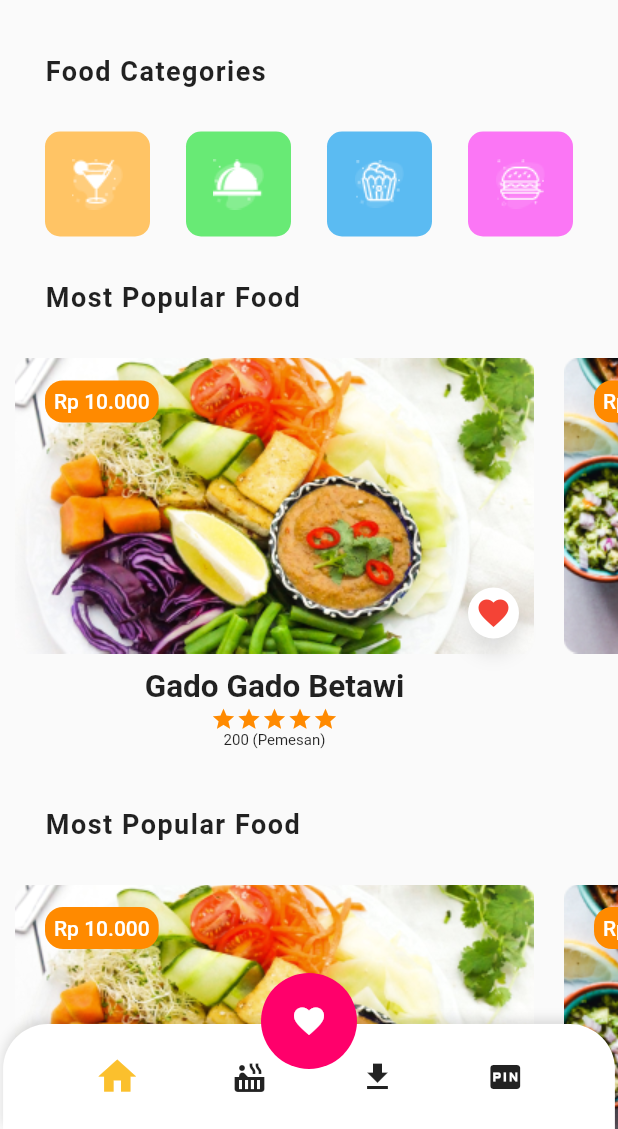
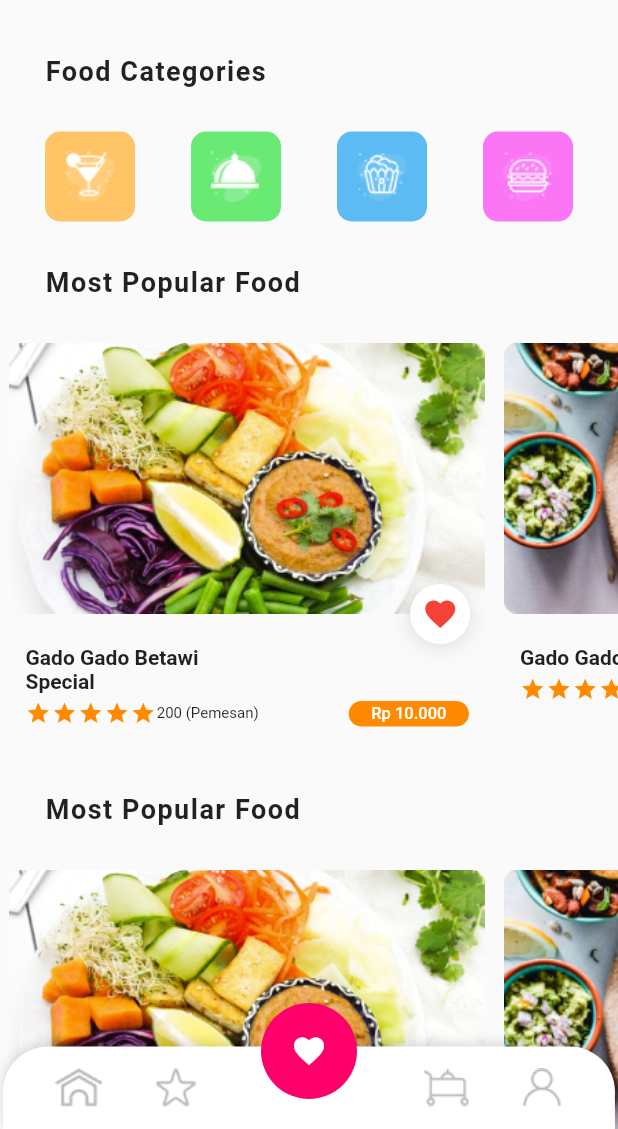
Before and after one commit to ayatmaulana/flutter_uniresto, a Flutter app: the App screen opened by its route, on a phone screen of 412 x 824 dp, the part 107-1236 px from its top. Run offline on Flutter 3.47's test engine with Material 2 defaults, Android fonts, the phone set to English and light mode, and no system bars.

Commit message:
Final: bttom nav, shared header

```diff
--- a/lib/main.dart
+++ b/lib/main.dart
@@ -1,3 +1,4 @@
+import 'package:flutter/cupertino.dart';
 import 'package:flutter/material.dart';
 import 'package:uniresto/ui/app.dart';
 import 'package:uniresto/ui/catalog.dart';
@@ -12,7 +13,7 @@ void main() => runApp(MyApp());
 class MyApp extends StatelessWidget {
   @override
   Widget build(BuildContext context) {
-    return MaterialApp(
+    return CupertinoApp(
       debugShowCheckedModeBanner: false,
       home: Login(),
       initialRoute: '/login',
--- a/lib/ui/app.dart
+++ b/lib/ui/app.dart
@@ -30,7 +30,7 @@ class _AppState extends State<App> {
                   data: Theme.of(context)
                       .copyWith(canvasColor: Colors.transparent),
                   child: Container(
-                    height: 70,
+                    height: 55,
                     width: MediaQuery.of(context).size.width * (99 / 100),
                     decoration: BoxDecoration(
                         color: Colors.white,
@@ -46,12 +46,13 @@ class _AppState extends State<App> {
                     child: Row(
                       mainAxisAlignment: MainAxisAlignment.spaceEvenly,
                       children: <Widget>[
+                        Expanded(
+                          flex: 2,
+                          child: Row(
+                            mainAxisAlignment: MainAxisAlignment.spaceEvenly,
+                            children: <Widget>[
                               GestureDetector(
-                          child: Icon(
-                            Icons.home,
-                            color: Colors.yellow[700],
-                            size: 30,
-                          ),
+                                child: Image.asset('assets/images/icon_home.png'),
                                 onTap: () {
                                   setState(() {
                                     _currentIndex = 0;
@@ -59,15 +60,33 @@ class _AppState extends State<App> {
                                 },
                               ),
                               GestureDetector(
-                          child: Icon(Icons.hot_tub),
+                                child: Image.asset('assets/images/icon_star.png'),
                                 onTap: () {
                                   setState(() {
                                     _currentIndex = 1;
                                   });
                                 },
                               ),
-                        Icon(Icons.file_download),
-                        Icon(Icons.fiber_pin),
+                            ],
+                          ),
+                        ),
+                        Spacer(
+                          flex: 1,
+                        ),
+                        Expanded(
+                          flex: 2,
+                          child: Row(
+                            mainAxisAlignment: MainAxisAlignment.spaceEvenly,
+                            children: <Widget>[
+                              InkWell(
+                                child: Image.asset('assets/images/icon_trolly.png'),
+                              ),
+                              InkWell(
+                                child: Image.asset('assets/images/icon_user.png'),
+                              ),
+                            ],
+                          ),
+                        )
                       ],
                     ),
                   ),
@@ -76,7 +95,7 @@ class _AppState extends State<App> {
               Align(
                 alignment: Alignment.bottomCenter,
                 child: Padding(
-                  padding: const EdgeInsets.only(bottom: 40),
+                  padding: const EdgeInsets.only(bottom: 20),
                   child: Container(
                     padding: const EdgeInsets.all(20),
                     decoration: BoxDecoration(
--- a/lib/ui/home.dart
+++ b/lib/ui/home.dart
@@ -1,5 +1,7 @@
 import 'package:flutter/material.dart';
 import 'package:flutter/widgets.dart';
+
+import './widgets/header.dart';
 
 class Home extends StatefulWidget {
   @override
@@ -16,46 +18,48 @@ class _HomeState extends State<Home> {
         color: Color(0xFFFF8A00),
         size: 17,
       ));
+      stars.add(SizedBox(width: 0.5));
     }
-    // stars.add();
 
     return Container(
-        margin: const EdgeInsets.only(left: 10, right: 10),
+      // decoration: BoxDecoration(
+      //                           border: Border.all(
+      //                             width: 20
+      //                           )
+      //                         ),
+      width: MediaQuery.of(context).size.width * 80/100,
+        padding: const EdgeInsets.only(),
         child: Column(
           children: <Widget>[
             Stack(
-              alignment: AlignmentDirectional.topEnd,
               children: <Widget>[
-                image,
-                Positioned(
-                  left: 20,
-                  top: 15,
-                  child: Container(
-                    child: Text(
-                      "Rp $price",
-                      style: TextStyle(
-                          fontSize: 14,
-                          fontWeight: FontWeight.w500,
-                          color: Colors.white),
+                Stack(
+                  alignment: AlignmentDirectional.topEnd,
+                  children: <Widget>[
+                    Container(
+                      // decoration: BoxDecoration(
+                      //           border: Border.all(
+                      //             width: 20
+                      //           )
+                      //         ),
+                      padding: const EdgeInsets.only(bottom: 20),
+                      width: MediaQuery.of(context).size.width * 77 / 100,
+                      child: image,
                     ),
-                    padding: const EdgeInsets.all(6),
-                    decoration: BoxDecoration(
-                        borderRadius: BorderRadiusDirectional.circular(12),
-                        color: Color(0xFFFF8A00)),
-                  ),
+                  ],
                 ),
                 Positioned(
                   right: 10,
-                  bottom: 10,
+                  bottom: 0,
                   child: Container(
-                    padding: const EdgeInsets.all(5),
+                    padding: const EdgeInsets.all(8),
                     decoration: BoxDecoration(
                         shape: BoxShape.circle,
                         color: Colors.white,
                         boxShadow: [
                           BoxShadow(
                               color: Colors.black12,
-                              offset: Offset(0, 10),
+                              offset: Offset(0, 2),
                               blurRadius: 10)
                         ]),
                     child: Icon(
@@ -66,25 +70,75 @@ class _HomeState extends State<Home> {
                 )
               ],
             ),
-            Padding(
-              padding: const EdgeInsets.all(10.0),
+            Container(
+              //  decoration: BoxDecoration(
+              //                   border: Border.all(
+              //                     width: 1
+              //                   )
+              //                 ),
+              width: MediaQuery.of(context).size.width,
+              padding: const EdgeInsets.only(left: 17.0, right: 17.0, top: 1),
               child: Row(
-                mainAxisSize: MainAxisSize.min,
-                mainAxisAlignment: MainAxisAlignment.spaceAround,
-                crossAxisAlignment: CrossAxisAlignment.center,
+                // mainAxisSize: MainAxisSize.min,
+                // mainAxisAlignment: MainAxisAlignment.spaceAround,
+                // crossAxisAlignment: CrossAxisAlignment.center,
                 children: <Widget>[
                   Flexible(
-                    fit: FlexFit.loose,
-                    flex: 3,
+                    fit: FlexFit.tight,
+                    // flex: 3,
                     child: Column(
+                      // mainAxisAlignment: MainAxisAlignment.start,
+                      // mainAxisSize: MainAxisSize.max,
+                      crossAxisAlignment: CrossAxisAlignment.start,
                       children: <Widget>[
-                        Text(title,
-                            textAlign: TextAlign.justify,
-                            style: TextStyle(
-                                fontSize: 21, fontWeight: FontWeight.bold)),
-                        Row(children: stars),
-                        Text("$totalOrder (Pemesan)",
-                            style: TextStyle(fontSize: 10))
+                        Container(
+                          // decoration: BoxDecoration(
+                          //       border: Border.all(
+                          //         width: 10
+                          //       )
+                          //     ),
+                          width: MediaQuery.of(context).size.width * 40/100,
+                          child: Text(title,
+                              textAlign: TextAlign.left,
+                              style: TextStyle(
+                                  fontSize: 14, fontWeight: FontWeight.bold)),
+                        ),
+                        SizedBox(height:5,),
+                        Container(
+
+                          width: MediaQuery.of(context).size.width,
+                          child: Row(
+                            mainAxisAlignment: MainAxisAlignment.spaceBetween,
+                            children: <Widget>[
+                              Container(
+                                child: Column(
+                                  children: <Widget>[
+                                    Row(children: [
+                                      ...stars,
+                                      Text("$totalOrder (Pemesan)",
+                                        style: TextStyle(fontSize: 10)),
+                                    ]),
+                                  ],
+                                ),
+                              ),
+                              Container(
+                                child: Text(
+                                  "Rp $price",
+                                  style: TextStyle(
+                                      fontSize: 11,
+                                      fontWeight: FontWeight.w500,
+                                      color: Colors.white),
+                                ),
+                                padding: const EdgeInsets.only(
+                                    left: 15, right: 15, top: 2, bottom: 2),
+                                decoration: BoxDecoration(
+                                    borderRadius:
+                                        BorderRadiusDirectional.circular(12),
+                                    color: Color(0xFFFF8A00)),
+                              ),
+                            ],
+                          ),
+                        ),
                       ],
                     ),
                   ),
@@ -111,8 +165,8 @@ class _HomeState extends State<Home> {
 
   Widget box(Color color, Image image) {
     return Container(
-      height: 70,
-      width: 70,
+      height: 60,
+      width: 60,
       decoration: BoxDecoration(
           color: color, borderRadius: BorderRadiusDirectional.circular(10)),
       child: image,
@@ -125,21 +179,7 @@ class _HomeState extends State<Home> {
       child: ListView(children: <Widget>[
         Column(
           children: <Widget>[
-            Padding(
-              padding: const EdgeInsets.only(left: 30, top: 30),
-              child: Row(
-                mainAxisAlignment: MainAxisAlignment.spaceBetween,
-                children: <Widget>[
-                  Image.asset('assets/images/uniresto.png'),
-                  FlatButton(
-                    child: Image.asset('assets/images/menu.png'),
-                    onPressed: () {
-                      Navigator.pushNamed(context, '/catalog');
-                    },
-                  )
-                ],
-              ),
-            ),
+            Header(),
             SizedBox(height: 30),
             titleText("Food Categories"),
             SizedBox(height: 30),
@@ -169,11 +209,11 @@ class _HomeState extends State<Home> {
                 scrollDirection: Axis.horizontal,
                 children: <Widget>[
                   _card(Image.asset('assets/images/makanan_1.png'),
-                      "Gado Gado Betawi", "10.000", 5, 200),
+                      "Gado Gado Betawi Special", "10.000", 5, 200),
                   _card(Image.asset('assets/images/makanan_2.png'),
-                      "Gado Gado Betawi", "10.000", 5, 200),
+                      "Gado Gado Betawi Biasa", "10.000", 5, 200),
                   _card(Image.asset('assets/images/makanan_1.png'),
-                      "Gado Gado Betawi", "10.000", 5, 200)
+                      "Gado Gado Betawi Luar Biasa", "10.000", 5, 200)
                 ],
               ),
             ),
@@ -215,6 +255,7 @@ class _HomeState extends State<Home> {
                 ],
               ),
             ),
+            SizedBox(height: 70),
           ],
         )
       ]),
--- /dev/null
+++ b/lib/ui/widgets/header.dart
@@ -0,0 +1,48 @@
+import 'package:flutter/cupertino.dart';
+import 'package:flutter/material.dart';
+
+class Header extends StatefulWidget {
+  @override
+  _HeaderState createState() => _HeaderState();
+}
+
+class _HeaderState extends State<Header> {
+  // void _showAlert(BuildContext context){
+
+  // }
+
+  @override
+  Widget build(BuildContext context) {
+    return Padding(
+      padding: const EdgeInsets.only(left: 30, top: 30),
+      child: Row(
+        mainAxisAlignment: MainAxisAlignment.spaceBetween,
+        children: <Widget>[
+          Image.asset('assets/images/uniresto.png'),
+          FlatButton(
+            child: Image.asset('assets/images/menu.png'),
+            onPressed: () {
+              showCupertinoDialog(
+                  context: context,
+                  builder: (BuildContext context) {
+                    return  CupertinoAlertDialog(
+                      title: Text("Credit"),
+                      content: Text("Made With \n 💙 + Flutter \n - \n - \n Ayat Maulana "),
+                      actions: <Widget>[
+                        CupertinoDialogAction(
+                          isDefaultAction: true,
+                          child: Text("Yes"),
+                          onPressed: (){
+                            Navigator.of(context).pop();
+                          },
+                        ),
+                      ],
+                    );
+                  });
+            },
+          )
+        ],
+      ),
+    );
+  }
+}
--- a/pubspec.yaml
+++ b/pubspec.yaml
@@ -14,7 +14,7 @@ description: A new Flutter project.
 version: 1.0.0+1
 
 environment:
-  sdk: ">=2.1.0 <3.0.0"
+  sdk: ">=2.3.0 <3.0.0"
 
 dependencies:
   flutter:
@@ -57,6 +57,10 @@ flutter:
    - assets/images/other_1.png
    - assets/images/other_2.png
    - assets/images/other_3.png
+   - assets/images/icon_home.png
+   - assets/images/icon_user.png
+   - assets/images/icon_star.png
+   - assets/images/icon_trolly.png
 
   # An image asset can refer to one or more resolution-specific "variants", see
   # https://flutter.dev/assets-and-images/#resolution-aware.
```
Also changed, not shown: lib/ui/catalog.dart (+31 -25 lines), assets/images/icon_home.png (added), assets/images/icon_star.png (added), assets/images/icon_trolly.png (added), assets/images/icon_user.png (added). Lines whose indentation alone changed are shown as unchanged.
